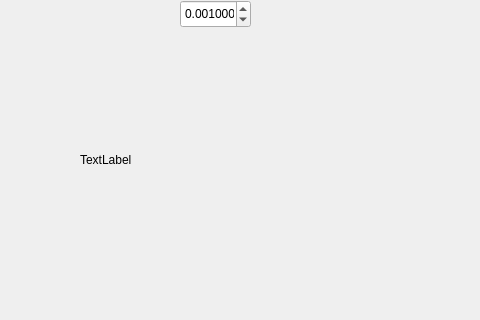
This is mainwindow.ui in ahmetcihan/RRBF_Neural_Network as Qt 5 draws it before an edit; both pictures show x 0 to 480 and y 190 to 510 of the 800 by 600 pixel window. The edited form follows.
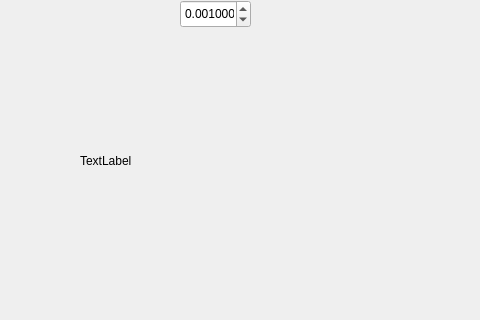
This is the edited form.

Commit message: training works roughly

```diff
--- a/mainwindow.ui
+++ b/mainwindow.ui
@@ -114,8 +114,8 @@
      <rect>
       <x>80</x>
       <y>340</y>
-      <width>67</width>
-      <height>19</height>
+      <width>231</width>
+      <height>21</height>
      </rect>
     </property>
     <property name="text">
```
The commit also changes 2 other files.
